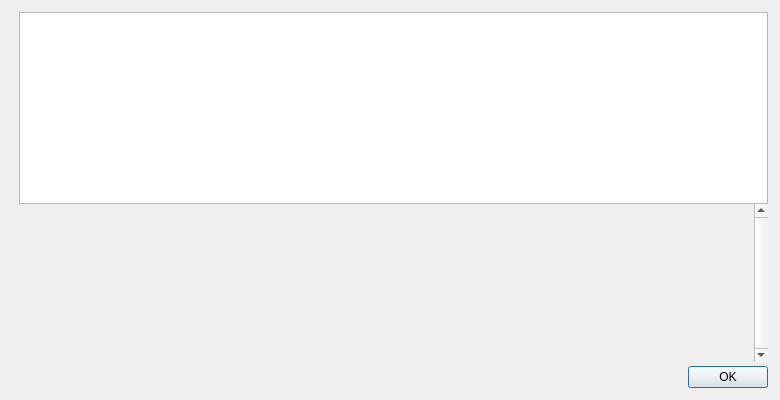
Old version of the form src/qt/forms/helpmessagedialog.ui in the repository quicksilver-hg/quicksilver.
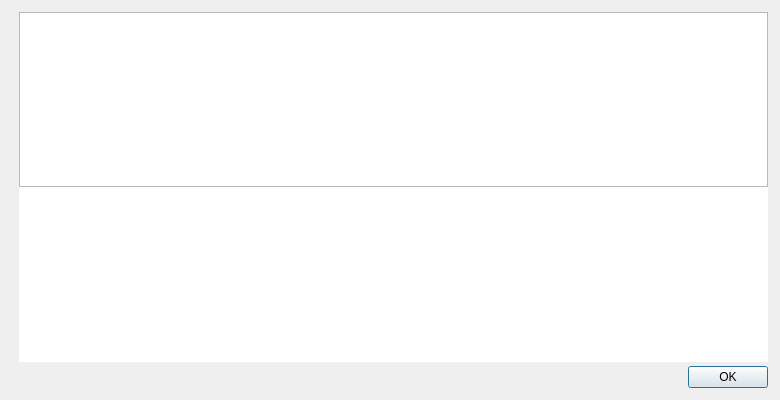
New version of the form. Icons and pictures are not drawn.

Diff of the .ui file:
```diff
--- a/src/qt/forms/helpmessagedialog.ui
+++ b/src/qt/forms/helpmessagedialog.ui
@@ -84,39 +84,9 @@
       </widget>
      </item>
      <item>
-      <widget class="QScrollArea" name="scrollArea">
-       <property name="frameShape">
-        <enum>QFrame::NoFrame</enum>
-       </property>
-       <property name="verticalScrollBarPolicy">
-        <enum>Qt::ScrollBarAlwaysOn</enum>
-       </property>
-       <property name="widgetResizable">
-        <bool>true</bool>
-       </property>
-       <widget class="QWidget" name="scrollAreaWidgetContents">
-        <layout class="QVBoxLayout" name="verticalLayout_2">
-         <item>
-          <widget class="QLabel" name="aboutMessage">
-           <property name="cursor">
-            <cursorShape>IBeamCursor</cursorShape>
-           </property>
-           <property name="textFormat">
-            <enum>Qt::PlainText</enum>
-           </property>
-           <property name="alignment">
-            <set>Qt::AlignLeading|Qt::AlignLeft|Qt::AlignTop</set>
-           </property>
-           <property name="openExternalLinks">
-            <bool>true</bool>
-           </property>
-           <property name="textInteractionFlags">
-            <set>Qt::LinksAccessibleByMouse|Qt::TextSelectableByKeyboard|Qt::TextSelectableByMouse</set>
-           </property>
-          </widget>
-         </item>
-        </layout>
-       </widget>
+      <widget class="QTextBrowser" name="aboutMessage">
+       <property name="frameShape"><enum>QFrame::NoFrame</enum></property>
+       <property name="openExternalLinks"><bool>true</bool></property>
       </widget>
      </item>
      <item>
```
